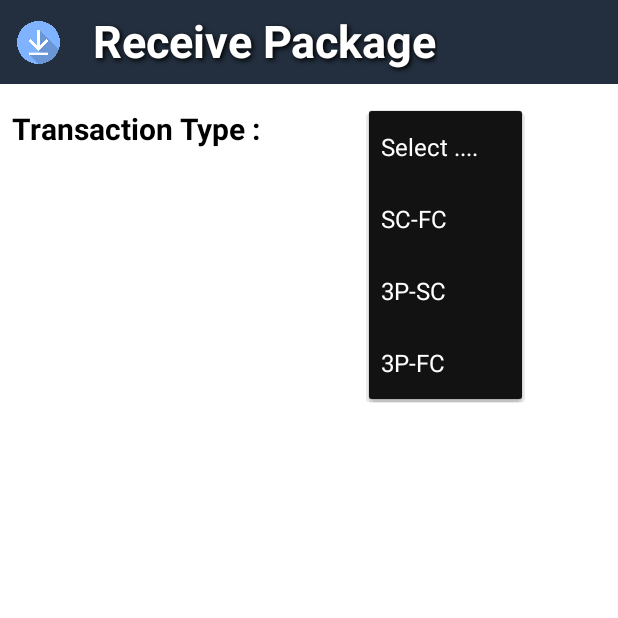
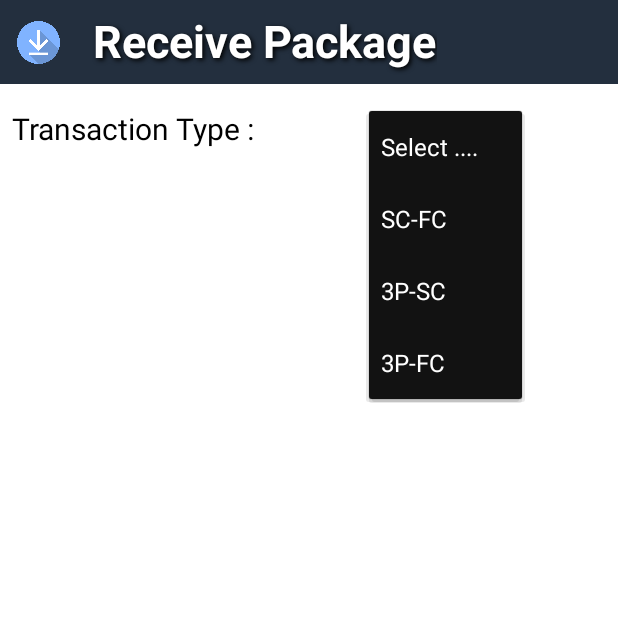
Before and after one commit to pparashar657/SquareOffAmazon, an Android app: the ReceiveActivity screen opened directly, with no data from a screen before it, after a tap on "Select ....", on a phone screen of 412 x 824 dp, the top half of it. Run offline under Robolectric (Android 15) with nearby library versions, the light colour scheme and no system bars; our stand-ins replace Firebase (no records; nobody signed in at launch, a user with empty details on screens opened directly); libraries missing offline, so code that uses them is left out: fr.ganfra.materialspinner; plain views replace MaterialSpinner; Roboto replaces fonts that are not available here.

Commit message:
Changed Colors

```diff
--- a/app/src/main/res/layout/activity_receive.xml
+++ b/app/src/main/res/layout/activity_receive.xml
@@ -80,7 +80,6 @@
                 android:text="Transaction Type :"
                 android:textColor="@color/black"
                 android:textSize="20dp"
-                android:textStyle="bold"
                 app:layout_constraintStart_toStartOf="parent"
                 app:layout_constraintTop_toTopOf="parent" />
 
@@ -109,7 +108,6 @@
                 android:text="Source Node :"
                 android:textColor="@color/black"
                 android:textSize="20dp"
-                android:textStyle="bold"
                 app:layout_constraintBottom_toTopOf="@+id/targettext"
                 app:layout_constraintStart_toStartOf="parent"
                 app:layout_constraintTop_toBottomOf="@+id/transtext" />
@@ -139,7 +137,6 @@
                 android:text="Target Node :"
                 android:textColor="@color/black"
                 android:textSize="20dp"
-                android:textStyle="bold"
                 app:layout_constraintBottom_toTopOf="@+id/challanlayout"
                 app:layout_constraintStart_toStartOf="parent"
                 app:layout_constraintTop_toBottomOf="@+id/sourcetext" />
@@ -178,7 +175,6 @@
                     android:text="Challan No : "
                     android:textColor="@color/black"
                     android:textSize="20dp"
-                    android:textStyle="bold"
                     app:layout_constraintBottom_toBottomOf="parent"
                     app:layout_constraintStart_toStartOf="parent"
                     app:layout_constraintTop_toTopOf="parent" />
@@ -225,16 +221,15 @@
                 app:layout_constraintTop_toBottomOf="@+id/challanlayout" />
 
             <fr.ganfra.materialspinner.MaterialSpinner
+                android:id="@+id/shipmenttype"
                 android:layout_width="wrap_content"
+                android:layout_height="wrap_content"
+                android:layout_marginStart="4dp"
+                app:layout_constraintBottom_toBottomOf="@+id/autogeneratebutton"
+                app:layout_constraintStart_toStartOf="parent"
+                app:layout_constraintTop_toTopOf="@+id/autogeneratebutton"
                 app:ms_arrowSize="16dp"
-                android:id="@+id/shipmenttype"
-                app:ms_baseColor="@color/black"
-                android:layout_marginStart="4dp"
-                app:layout_constraintBottom_toTopOf="@+id/submitCheck"
-                app:layout_constraintStart_toStartOf="parent"
-                android:layout_marginEnd="16dp"
-                app:layout_constraintTop_toBottomOf="@+id/challanlayout"
-                android:layout_height="wrap_content">
+                app:ms_baseColor="@color/black">
 
 
             </fr.ganfra.materialspinner.MaterialSpinner>
@@ -291,7 +286,6 @@
                     android:id="@+id/receive"
                     android:layout_width="wrap_content"
                     android:layout_height="wrap_content"
-                    android:textColor="@color/black"
                     android:layout_marginEnd="8dp"
                     android:backgroundTint="@color/secondaryColor"
                     android:text="Receive"
@@ -355,7 +349,6 @@
                 android:layout_marginBottom="8dp"
                 android:backgroundTint="@color/secondaryColor"
                 android:text="Submit"
-                android:textColor="@color/black"
                 app:layout_constraintBottom_toBottomOf="parent"
                 app:layout_constraintEnd_toEndOf="parent"
                 app:layout_constraintStart_toEndOf="@+id/summarybutton"
@@ -366,7 +359,6 @@
                 android:layout_width="wrap_content"
                 android:layout_height="wrap_content"
                 android:layout_marginTop="8dp"
-                android:textColor="@color/black"
                 android:backgroundTint="@color/secondaryColor"
                 android:text="Submit"
                 app:layout_constraintEnd_toEndOf="parent"
--- a/app/src/main/res/values/colors.xml
+++ b/app/src/main/res/values/colors.xml
@@ -3,7 +3,7 @@
   <color name="primaryColor">#FEBD69</color>
   <color name="primaryLightColor">#ffffff</color>
   <color name="primaryDarkColor">#020202</color>
-  <color name="secondaryColor">#FF9B00</color>
+  <color name="secondaryColor">#FF8C00</color>
   <color name="secondaryLightColor">#37475A</color>
   <color name="secondaryDarkColor">#232F3E</color>
   <color name="primaryTextColor">#ffffff</color>
```
Also changed, not shown: app/src/main/res/layout/activity_problem.xml (+0 -9 lines), app/src/main/res/layout/activity_upload.xml (+4 -9 lines).
